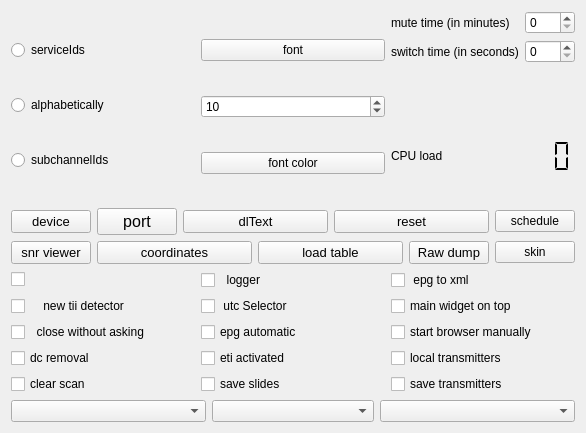
JvanKatwijk/qt-dab, file qt-dab-RC/forms-v7/config-helper.ui: the form before one commit.
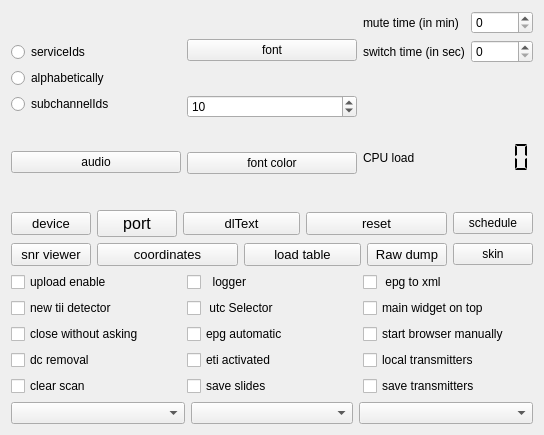
The form after the commit. Custom widgets are drawn as their Qt base class.

```diff
--- a/qt-dab-RC/forms-v7/config-helper.ui
+++ b/qt-dab-RC/forms-v7/config-helper.ui
@@ -6,8 +6,8 @@
    <rect>
     <x>0</x>
     <y>0</y>
-    <width>586</width>
-    <height>433</height>
+    <width>544</width>
+    <height>435</height>
    </rect>
   </property>
   <property name="windowTitle">
@@ -16,10 +16,12 @@
   <property name="toolTip">
    <string>&lt;html&gt;&lt;head/&gt;&lt;body&gt;&lt;p&gt;Configuration and control widget.&lt;/p&gt;&lt;/body&gt;&lt;/html&gt;</string>
   </property>
-  <layout class="QVBoxLayout" name="verticalLayout_4">
+  <layout class="QVBoxLayout" name="verticalLayout_5">
    <item>
     <layout class="QHBoxLayout" name="horizontalLayout_2">
      <item>
+      <layout class="QVBoxLayout" name="verticalLayout_4">
+       <item>
       <layout class="QVBoxLayout" name="verticalLayout_2">
        <item>
         <widget class="QRadioButton" name="orderServiceIds">
@@ -54,6 +56,15 @@
       </layout>
      </item>
      <item>
+        <widget class="smallPushButton" name="audioSelectButton">
+         <property name="text">
+          <string>audio</string>
+         </property>
+        </widget>
+       </item>
+      </layout>
+     </item>
+     <item>
       <layout class="QVBoxLayout" name="verticalLayout">
        <item>
         <widget class="smallPushButton" name="fontButton">
@@ -97,6 +108,16 @@
       <layout class="QVBoxLayout" name="verticalLayout_3">
        <item>
         <layout class="QFormLayout" name="formLayout">
+         <item row="0" column="0">
+          <widget class="QLabel" name="label">
+           <property name="toolTip">
+            <string>&lt;html&gt;&lt;head/&gt;&lt;body&gt;&lt;p&gt;The mute time is the time, the audio will be suppressed when activating the mute function.&lt;/p&gt;&lt;p&gt;It is expressed in minutes.&lt;/p&gt;&lt;/body&gt;&lt;/html&gt;</string>
+           </property>
+           <property name="text">
+            <string>mute time (in min)</string>
+           </property>
+          </widget>
+         </item>
          <item row="0" column="1">
           <widget class="smallSpinBox" name="muteTimeSetting">
            <property name="toolTip">
@@ -110,7 +131,7 @@
             <string>&lt;html&gt;&lt;head/&gt;&lt;body&gt;&lt;p&gt;The switch time - expressed in seconds - is the time the processor will wait to see if there is&lt;/p&gt;&lt;p&gt;any data in a channel. &lt;/p&gt;&lt;/body&gt;&lt;/html&gt;</string>
            </property>
            <property name="text">
-            <string>switch time (in seconds)</string>
+            <string>switch time (in sec)</string>
            </property>
           </widget>
          </item>
@@ -121,16 +142,6 @@
            </property>
           </widget>
          </item>
-         <item row="0" column="0">
-          <widget class="QLabel" name="label">
-           <property name="toolTip">
-            <string>&lt;html&gt;&lt;head/&gt;&lt;body&gt;&lt;p&gt;The mute time is the time, the audio will be suppressed when activating the mute function.&lt;/p&gt;&lt;p&gt;It is expressed in minutes.&lt;/p&gt;&lt;/body&gt;&lt;/html&gt;</string>
-           </property>
-           <property name="text">
-            <string>mute time (in minutes)</string>
-           </property>
-          </widget>
-         </item>
         </layout>
        </item>
        <item>
@@ -346,7 +357,7 @@
         <string>&lt;html&gt;&lt;head/&gt;&lt;body&gt;&lt;p&gt;This selector is currently not in use&lt;/p&gt;&lt;/body&gt;&lt;/html&gt;</string>
        </property>
        <property name="text">
-        <string/>
+        <string>upload enable</string>
        </property>
       </widget>
      </item>
@@ -376,7 +387,7 @@
         <string>&lt;html&gt;&lt;head/&gt;&lt;body&gt;&lt;p&gt;a second implementation of the tii decoder can be selected here. The decoder &amp;quot;sees&amp;quot; more tii data, but also more erroneous data.&lt;/p&gt;&lt;/body&gt;&lt;/html&gt;</string>
        </property>
        <property name="text">
-        <string>    new tii detector</string>
+        <string>new tii detector</string>
        </property>
       </widget>
      </item>
@@ -406,7 +417,7 @@
         <string>&lt;html&gt;&lt;head/&gt;&lt;body&gt;&lt;p&gt;If you are bored with the explicit request to stop, touch this one, and stopping is direct&lt;/p&gt;&lt;/body&gt;&lt;/html&gt;</string>
        </property>
        <property name="text">
-        <string>  close without asking</string>
+        <string>close without asking</string>
        </property>
       </widget>
      </item>
```
Left out of the diff: 2 changed lines with no effect on the pictures. Lines whose indentation alone changed are shown as unchanged.
